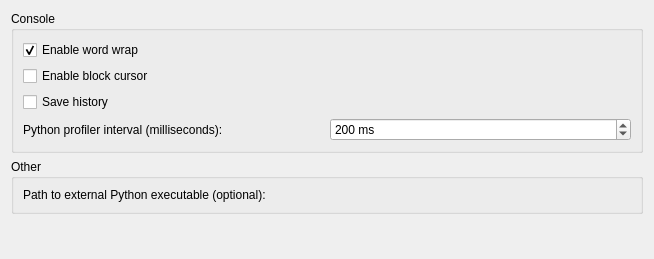
Above: src/Gui/PreferencePages/DlgSettingsPythonConsole.ui from southseact-3d/fcd before the change. Below: the same form after it.
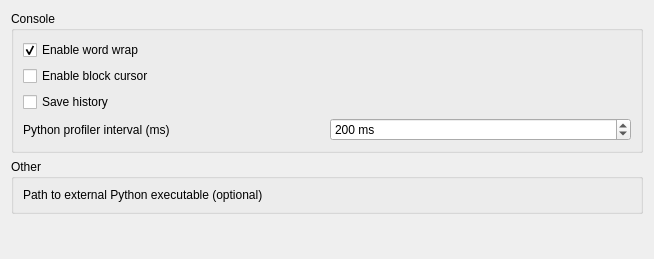
That is the form after the change. Custom widgets are drawn as their Qt base class.

```diff
--- a/src/Gui/PreferencePages/DlgSettingsPythonConsole.ui
+++ b/src/Gui/PreferencePages/DlgSettingsPythonConsole.ui
@@ -81,7 +81,7 @@
       <item row="3" column="0">
        <widget class="QLabel" name="labelProfilerInterval">
         <property name="text">
-         <string>Python profiler interval (milliseconds):</string>
+         <string>Python profiler interval (ms)</string>
         </property>
        </widget>
       </item>
@@ -122,7 +122,7 @@
      <item row="0" column="0">
       <widget class="QLabel" name="fclabel">
        <property name="text">
-        <string>Path to external Python executable (optional):</string>
+        <string>Path to external Python executable (optional)</string>
        </property>
       </widget>
      </item>
```
Left out of the diff: 2 changed lines with no effect on the pictures.
